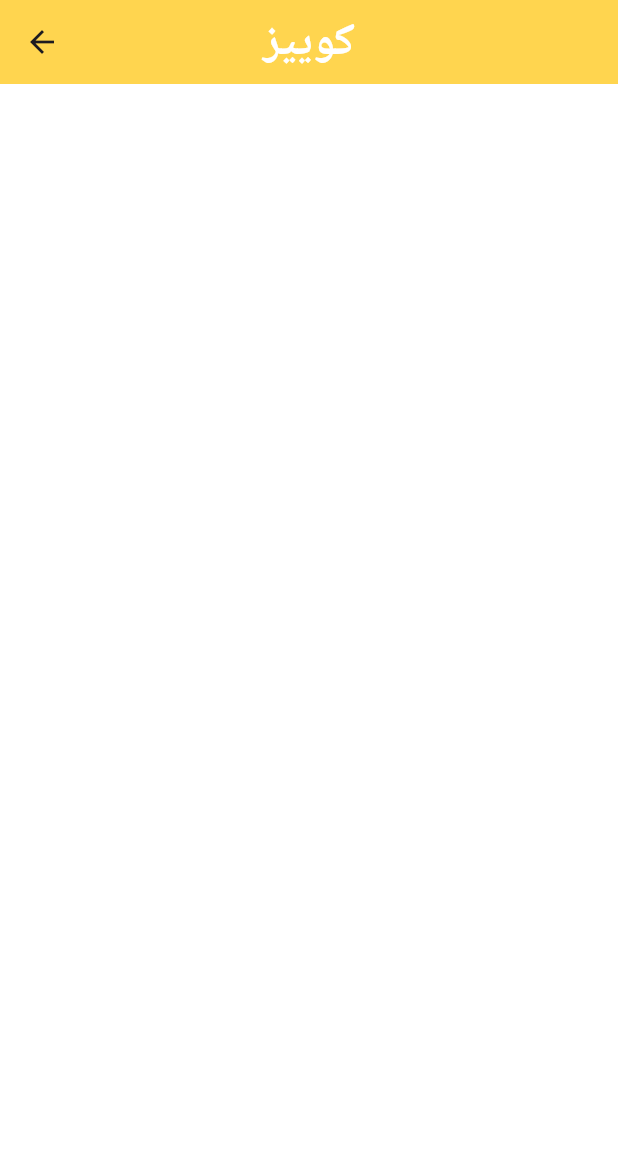
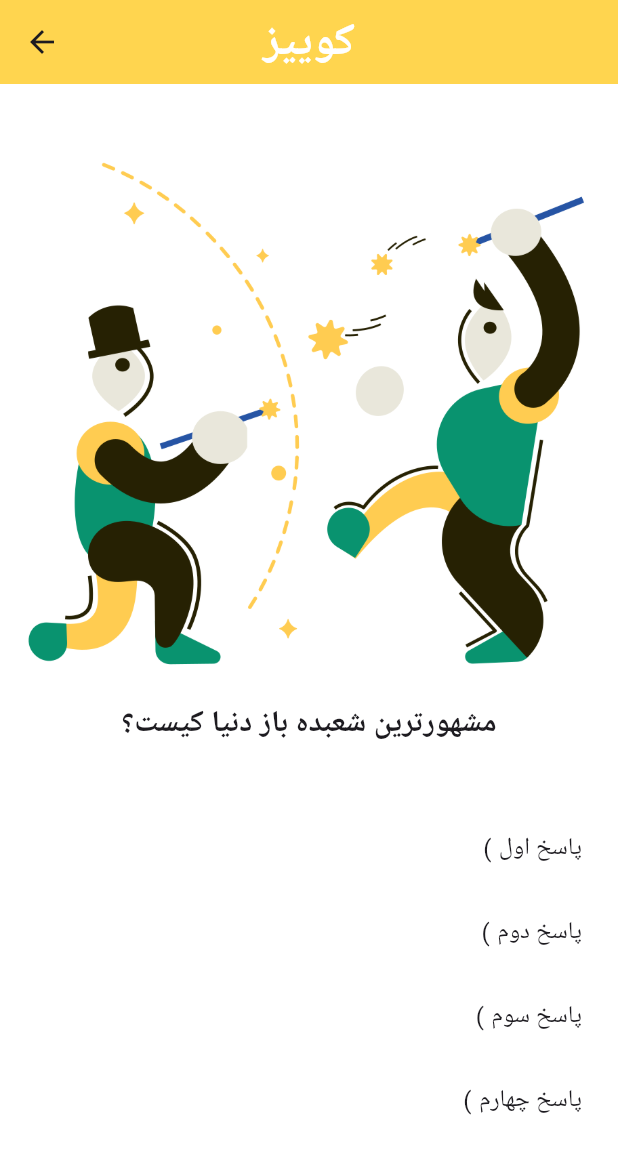
Before and after one commit to MMETehrani/quizz_app, a Flutter app: the QuizzPage1 screen opened directly, on a phone screen of 412 x 824 dp. Shown: the top 1154 px of the screen. Run offline on Flutter 3.47's test engine with Material 3 defaults, Android fonts, the phone set to English and light mode, and no system bars.

Commit message:
add title and List of questions

```diff
--- a/lib/quizz_page1.dart
+++ b/lib/quizz_page1.dart
@@ -19,7 +19,48 @@ class QuizzPage1 extends StatelessWidget {
           ),
         ),
       ),
-      body: Text(''),
+      body: SafeArea(
+        child: Column(
+          crossAxisAlignment: CrossAxisAlignment.center,
+          // mainAxisAlignment: MainAxisAlignment.center,
+          children: [
+            Image(
+              image: AssetImage('images/1.png'),
+            ),
+            Text(
+              'مشهورترین شعبده باز دنیا کیست؟',
+              style: TextStyle(fontSize: 20, fontWeight: FontWeight.bold),
+            ),
+            SizedBox(
+              height: 40,
+            ),
+            ListTile(
+              title: Text(
+                '  ( پاسخ اول',
+                textAlign: TextAlign.end,
+              ),
+            ),
+            ListTile(
+              title: Text(
+                '  ( پاسخ دوم',
+                textAlign: TextAlign.end,
+              ),
+            ),
+            ListTile(
+              title: Text(
+                '  ( پاسخ سوم',
+                textAlign: TextAlign.end,
+              ),
+            ),
+            ListTile(
+              title: Text(
+                '  ( پاسخ چهارم',
+                textAlign: TextAlign.end,
+              ),
+            ),
+          ],
+        ),
+      ),
     );
   }
 }
```
